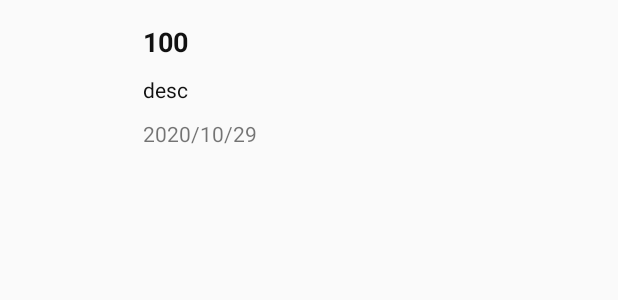
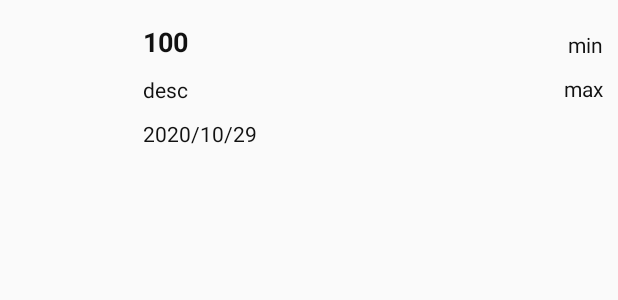
Before and after one commit to xnmalex/openweather, an Android app: the layout item_weather.xml on its own in the app's theme, with its tools: preview values and no code run, on a phone screen of 412 x 824 dp. Shown: the top 300 px of the screen. Run offline under Robolectric (Android 15) with nearby library versions, the phone set to English and light mode, and no system bars.

Commit message:
added min max temp

```diff
--- a/app/src/main/java/com/alexgui/openweather/ui/WeatherAdapter.kt
+++ b/app/src/main/java/com/alexgui/openweather/ui/WeatherAdapter.kt
@@ -52,6 +52,9 @@ class WeatherViewHolder(private val itemBinding: ItemWeatherBinding, private val
         Picasso.get().load(ApiEndPoint.ICON_URL+"${item.weather?.get(0)?.icon}.png")
             .into(itemBinding.image)
 
+        itemBinding.min.text = "Min: ${item.main?.temp_min}°C"
+        itemBinding.max.text = "Max: ${item.main?.temp_max}°C"
+
     }
 
     override fun onClick(v: View?) {
--- a/app/src/main/res/layout/item_weather.xml
+++ b/app/src/main/res/layout/item_weather.xml
@@ -47,7 +47,30 @@
         android:layout_height="wrap_content"
         android:layout_marginStart="15dp"
         android:layout_marginTop="10dp"
+        android:textColor="#111"
         android:text="2020/10/29"
         app:layout_constraintStart_toEndOf="@id/image"
         app:layout_constraintTop_toBottomOf="@+id/description" />
+
+    <TextView
+        android:id="@+id/min"
+        android:layout_width="wrap_content"
+        android:layout_height="wrap_content"
+        android:layout_marginStart="15dp"
+        android:layout_marginTop="10dp"
+        android:textColor="#111"
+        android:text="min"
+        app:layout_constraintEnd_toEndOf="parent"
+        app:layout_constraintTop_toTopOf="parent" />
+
+    <TextView
+        android:id="@+id/max"
+        android:layout_width="wrap_content"
+        android:layout_height="wrap_content"
+        android:layout_marginStart="15dp"
+        android:layout_marginTop="10dp"
+        android:textColor="#111"
+        android:text="max"
+        app:layout_constraintEnd_toEndOf="parent"
+        app:layout_constraintTop_toBottomOf="@+id/min" />
 </androidx.constraintlayout.widget.ConstraintLayout>
```
